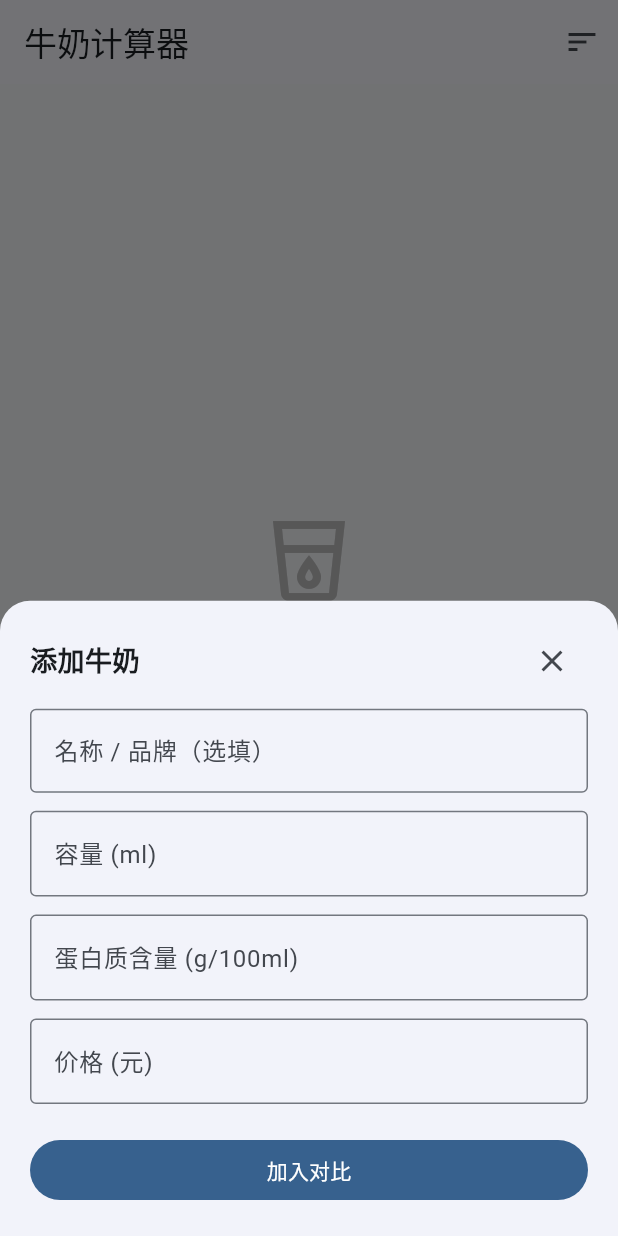
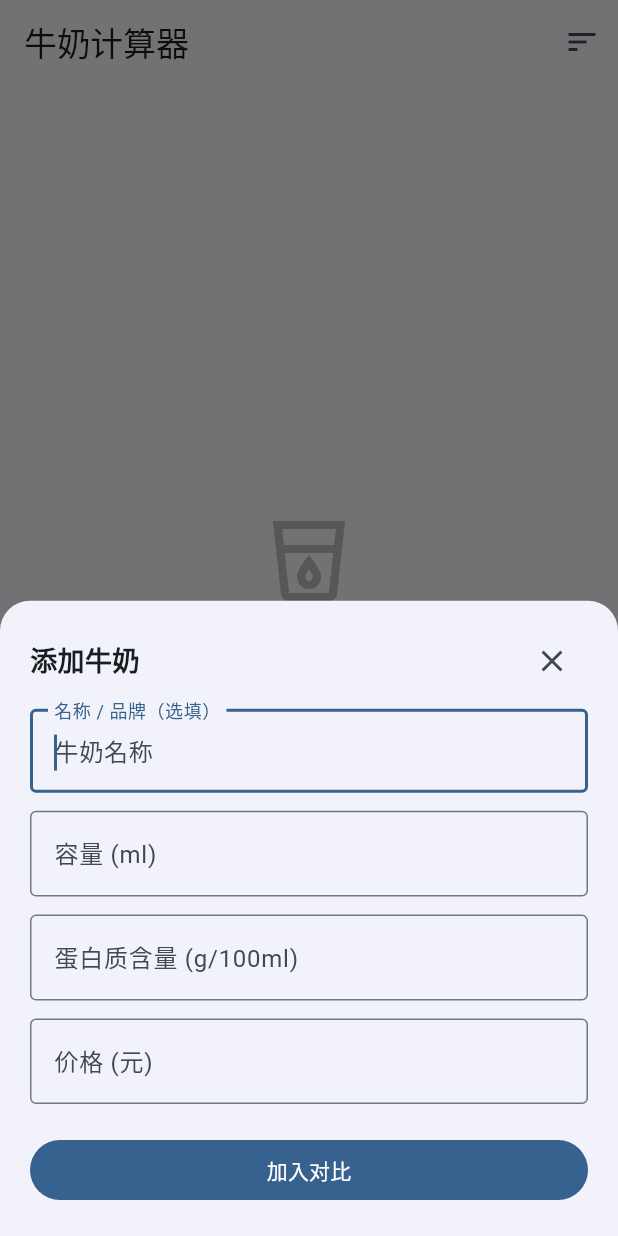
Before and after one commit to DHJ999/milk_protein_calculator, a Flutter app: the screen it shows after launch, after a tap on "添加牛奶", on a phone screen of 412 x 824 dp. Run offline on Flutter 3.47's test engine with Material 3 defaults, Android fonts, the phone set to English and light mode, and no system bars; our stand-ins replace shared_preferences.

```diff
--- a/lib/screens/home_screen.dart
+++ b/lib/screens/home_screen.dart
@@ -42,11 +42,21 @@ class _HomeScreenState extends State<HomeScreen> {
   }
 
   Future<void> _load() async {
+    try {
       final list = await MilkStorage.load();
+      if (!mounted) return;
       setState(() {
         _milks = list;
         _loading = false;
       });
+    } catch (e) {
+      debugPrint('load milk list failed: $e');
+      if (!mounted) return;
+      setState(() {
+        _milks = [];
+        _loading = false;
+      });
+    }
   }
 
   Future<void> _persist() async {
@@ -75,7 +85,36 @@ class _HomeScreenState extends State<HomeScreen> {
   }
 
   void _deleteMilk(String id) {
-    setState(() => _milks.removeWhere((m) => m.id == id));
+    final idx = _milks.indexWhere((m) => m.id == id);
+    if (idx == -1) return;
+    final removed = _milks[idx];
+    setState(() => _milks.removeAt(idx));
+    _persist();
+
+    ScaffoldMessenger.of(context).clearSnackBars();
+    ScaffoldMessenger.of(context).showSnackBar(
+      SnackBar(
+        content: const Text('已删除'),
+        duration: const Duration(seconds: 3),
+        action: SnackBarAction(
+          label: '撤销',
+          onPressed: () {
+            setState(() {
+              final insertAt = idx.clamp(0, _milks.length);
+              _milks.insert(insertAt, removed);
+            });
+            _persist();
+          },
+        ),
+      ),
+    );
+  }
+
+  void _updateMilk(Milk milk) {
+    setState(() {
+      final idx = _milks.indexWhere((m) => m.id == milk.id);
+      if (idx != -1) _milks[idx] = milk;
+    });
     _persist();
   }
 
@@ -87,6 +126,17 @@ class _HomeScreenState extends State<HomeScreen> {
         borderRadius: BorderRadius.vertical(top: Radius.circular(20)),
       ),
       builder: (ctx) => _AddSheet(onSubmit: _addMilk),
+    );
+  }
+
+  void _showEditSheet(Milk milk) {
+    showModalBottomSheet(
+      context: context,
+      isScrollControlled: true,
+      shape: const RoundedRectangleBorder(
+        borderRadius: BorderRadius.vertical(top: Radius.circular(20)),
+      ),
+      builder: (ctx) => _AddSheet(initial: milk, onSubmit: _updateMilk),
     );
   }
 
@@ -125,6 +175,7 @@ class _HomeScreenState extends State<HomeScreen> {
                           rank: i + 1,
                           isBest: sorted[i].id == bestId,
                           onDelete: () => _deleteMilk(sorted[i].id),
+                          onEdit: () => _showEditSheet(sorted[i]),
                         ),
                       ),
                     ),
@@ -147,7 +198,7 @@ class _SortBar extends StatelessWidget {
     return Container(
       width: double.infinity,
       padding: const EdgeInsets.symmetric(horizontal: 16, vertical: 10),
-      color: Theme.of(context).colorScheme.primaryContainer.withOpacity(0.4),
+      color: Theme.of(context).colorScheme.primaryContainer.withValues(alpha: 0.4),
       child: Row(
         children: [
           const Icon(Icons.sort, size: 16),
@@ -196,7 +247,9 @@ class _EmptyState extends StatelessWidget {
 
 class _AddSheet extends StatefulWidget {
   final void Function(Milk) onSubmit;
-  const _AddSheet({required this.onSubmit});
+  final Milk? initial;
+
+  const _AddSheet({required this.onSubmit, this.initial});
 
   @override
   State<_AddSheet> createState() => _AddSheetState();
@@ -208,6 +261,26 @@ class _AddSheetState extends State<_AddSheet> {
   final _proteinCtl = TextEditingController();
   final _priceCtl = TextEditingController();
   final _formKey = GlobalKey<FormState>();
+  final _nameFocus = FocusNode();
+
+  bool get _isEdit => widget.initial != null;
+
+  @override
+  void initState() {
+    super.initState();
+    final m = widget.initial;
+    if (m != null) {
+      _nameCtl.text = m.name;
+      _volumeCtl.text = m.volume.toString();
+      _proteinCtl.text = m.proteinPer100.toString();
+      _priceCtl.text = m.price.toString();
+    } else {
+      // 添加模式下，弹窗打开后自动聚焦到名称字段
+      WidgetsBinding.instance.addPostFrameCallback((_) {
+        if (mounted) _nameFocus.requestFocus();
+      });
+    }
+  }
 
   @override
   void dispose() {
@@ -215,13 +288,16 @@ class _AddSheetState extends State<_AddSheet> {
     _volumeCtl.dispose();
     _proteinCtl.dispose();
     _priceCtl.dispose();
+    _nameFocus.dispose();
     super.dispose();
   }
 
   void _submit() {
     if (!_formKey.currentState!.validate()) return;
+    final initial = widget.initial;
     final milk = Milk(
-      id: Random().nextInt(1 << 32).toString() +
+      id: initial?.id ??
+          Random().nextInt(1 << 32).toString() +
               DateTime.now().millisecondsSinceEpoch.toString(),
       name: _nameCtl.text.trim(),
       volume: double.parse(_volumeCtl.text.trim()),
@@ -253,9 +329,9 @@ class _AddSheetState extends State<_AddSheet> {
             children: [
                              Row(
                 children: [
-                  const Text('添加牛奶',
-                      style:
-                          TextStyle(fontSize: 18, fontWeight: FontWeight.bold)),
+                  Text(_isEdit ? '编辑牛奶' : '添加牛奶',
+                      style: const TextStyle(
+                          fontSize: 18, fontWeight: FontWeight.bold)),
                   const Spacer(),
                   IconButton(
                       icon: const Icon(Icons.close),
@@ -265,9 +341,10 @@ class _AddSheetState extends State<_AddSheet> {
               const SizedBox(height: 8),
               TextFormField(
                 controller: _nameCtl,
+                focusNode: _nameFocus,
                 decoration: const InputDecoration(
                   labelText: '名称 / 品牌（选填）',
-                  hintText: '如：特仑苏鲜牛奶',
+                  hintText: '牛奶名称',
                   border: OutlineInputBorder(),
                 ),
               ),
@@ -315,7 +392,7 @@ class _AddSheetState extends State<_AddSheet> {
                 width: double.infinity,
                 child: FilledButton(
                   onPressed: _submit,
-                  child: const Text('加入对比'),
+                  child: Text(_isEdit ? '保存修改' : '加入对比'),
                 ),
               ),
             ],
--- a/lib/services/storage.dart
+++ b/lib/services/storage.dart
@@ -1,4 +1,5 @@
 import 'dart:convert';
+import 'package:flutter/foundation.dart';
 import 'package:shared_preferences/shared_preferences.dart';
 import '../models/milk.dart';
 
@@ -8,11 +9,16 @@ class MilkStorage {
   static const _key = 'milk_list_v1';
 
   static Future<List<Milk>> load() async {
-    final prefs = await SharedPreferences.getInstance();
-    final raw = prefs.getString(_key);
-    if (raw == null) return [];
-    final list = jsonDecode(raw) as List;
-    return list.map((e) => Milk.fromJson(e as Map<String, dynamic>)).toList();
+    try {
+      final prefs = await SharedPreferences.getInstance();
+      final raw = prefs.getString(_key);
+      if (raw == null) return [];
+      final list = jsonDecode(raw) as List;
+      return list.map((e) => Milk.fromJson(e as Map<String, dynamic>)).toList();
+    } catch (e, st) {
+      debugPrint('MilkStorage.load failed: $e\n$st');
+      return [];
+    }
   }
 
   static Future<void> save(List<Milk> milks) async {
--- a/pubspec.yaml
+++ b/pubspec.yaml
@@ -15,6 +15,12 @@ dev_dependencies:
   flutter_test:
     sdk: flutter
   flutter_lints: ^3.0.0
+  flutter_launcher_icons: ^0.14.0
 
 flutter:
   uses-material-design: true
+
+flutter_launcher_icons:
+  android: "ic_launcher"
+  ios: true
+  image_path: "assets/icon/logo.png"
```
Also changed, not shown: lib/widgets/milk_card.dart (+12 -2 lines), assets/icon/logo.png (added), pubspec.lock, 8 other files. Lines whose indentation alone changed are shown as unchanged.
